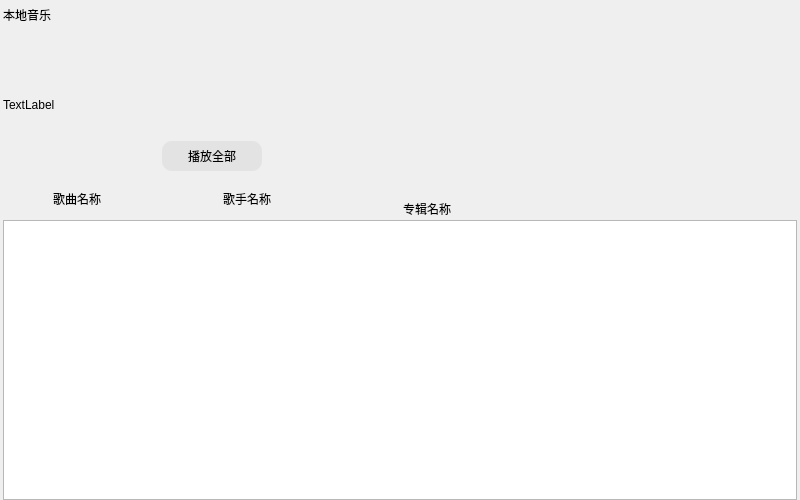
Qt form myQQMusic/commonpage.ui (shilinnull/miniQQMusic) before a commit.
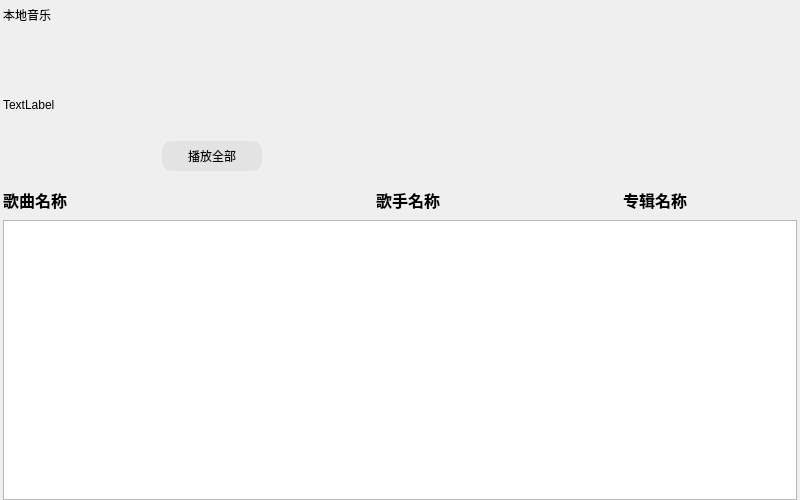
The same form after that commit.

```diff
--- a/myQQMusic/commonpage.ui
+++ b/myQQMusic/commonpage.ui
@@ -188,45 +188,98 @@
        <height>40</height>
       </size>
      </property>
+     <layout class="QHBoxLayout" name="horizontalLayout_2">
+      <property name="spacing">
+       <number>0</number>
+      </property>
+      <property name="leftMargin">
+       <number>0</number>
+      </property>
+      <property name="topMargin">
+       <number>0</number>
+      </property>
+      <property name="rightMargin">
+       <number>0</number>
+      </property>
+      <property name="bottomMargin">
+       <number>0</number>
+      </property>
+      <item>
      <widget class="QLabel" name="musicNameLabel">
-      <property name="geometry">
-       <rect>
-        <x>50</x>
-        <y>10</y>
-        <width>81</width>
-        <height>18</height>
-       </rect>
+        <property name="minimumSize">
+         <size>
+          <width>300</width>
+          <height>0</height>
+         </size>
+        </property>
+        <property name="maximumSize">
+         <size>
+          <width>300</width>
+          <height>16777215</height>
+         </size>
+        </property>
+        <property name="font">
+         <font>
+          <pointsize>12</pointsize>
+          <weight>75</weight>
+          <bold>true</bold>
+         </font>
       </property>
       <property name="text">
        <string>歌曲名称</string>
       </property>
      </widget>
+      </item>
+      <item>
      <widget class="QLabel" name="musicSingerLabel">
-      <property name="geometry">
-       <rect>
-        <x>220</x>
-        <y>10</y>
-        <width>81</width>
-        <height>18</height>
-       </rect>
+        <property name="minimumSize">
+         <size>
+          <width>210</width>
+          <height>0</height>
+         </size>
+        </property>
+        <property name="maximumSize">
+         <size>
+          <width>210</width>
+          <height>16777215</height>
+         </size>
+        </property>
+        <property name="font">
+         <font>
+          <pointsize>12</pointsize>
+          <weight>75</weight>
+          <bold>true</bold>
+         </font>
+        </property>
+        <property name="styleSheet">
+         <string notr="true"/>
       </property>
       <property name="text">
        <string>歌⼿名称</string>
       </property>
-     </widget>
+        <property name="alignment">
+         <set>Qt::AlignCenter</set>
+        </property>
+       </widget>
+      </item>
+      <item>
      <widget class="QLabel" name="musicAlbumLabel">
-      <property name="geometry">
-       <rect>
-        <x>400</x>
-        <y>20</y>
-        <width>81</width>
-        <height>18</height>
-       </rect>
+        <property name="font">
+         <font>
+          <pointsize>12</pointsize>
+          <weight>75</weight>
+          <bold>true</bold>
+         </font>
       </property>
       <property name="text">
        <string>专辑名称</string>
       </property>
-     </widget>
+        <property name="alignment">
+         <set>Qt::AlignCenter</set>
+        </property>
+       </widget>
+      </item>
+     </layout>
     </widget>
    </item>
    <item>
```
Lines whose indentation alone changed are shown as unchanged.
